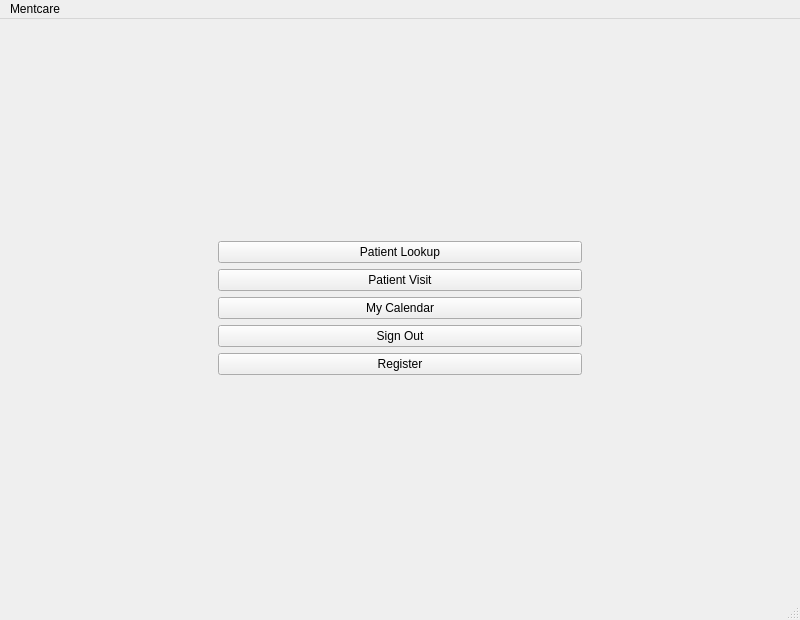
Before: the Qt Designer form mentcare/mainwindow.ui in omansour-se-nyu/Spring2023-Team-1, drawn with Qt 5.
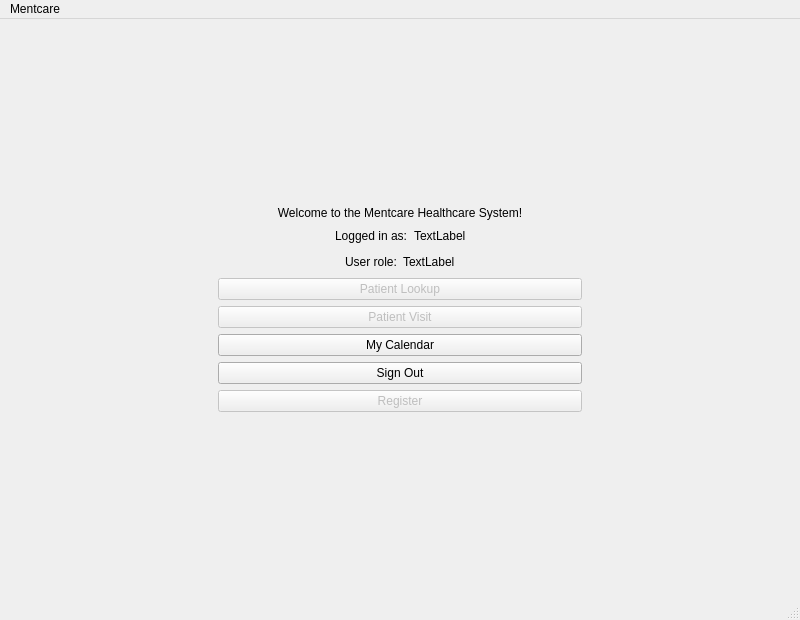
After: the same form once the commit is applied. The open tabs and pages were chosen to show the change.

Commit message: added user roles, updated user adding, preliminary permission barriers

Diff of the .ui file:
```diff
--- a/mentcare/mainwindow.ui
+++ b/mentcare/mainwindow.ui
@@ -813,6 +813,19 @@
       </widget>
       <widget class="QWidget" name="HomePage">
        <layout class="QVBoxLayout" name="verticalLayout_3">
+        <item>
+         <spacer name="verticalSpacer">
+          <property name="orientation">
+           <enum>Qt::Vertical</enum>
+          </property>
+          <property name="sizeHint" stdset="0">
+           <size>
+            <width>20</width>
+            <height>40</height>
+           </size>
+          </property>
+         </spacer>
+        </item>
         <item>
          <layout class="QVBoxLayout" name="verticalLayout">
           <property name="leftMargin">
@@ -821,8 +834,142 @@
           <property name="rightMargin">
            <number>200</number>
           </property>
+          <item>
+           <widget class="QLabel" name="label_28">
+            <property name="sizePolicy">
+             <sizepolicy hsizetype="Minimum" vsizetype="Fixed">
+              <horstretch>0</horstretch>
+              <verstretch>0</verstretch>
+             </sizepolicy>
+            </property>
+            <property name="text">
+             <string>Welcome to the Mentcare Healthcare System!</string>
+            </property>
+            <property name="alignment">
+             <set>Qt::AlignCenter</set>
+            </property>
+           </widget>
+          </item>
+          <item>
+           <layout class="QHBoxLayout" name="horizontalLayout_7">
+            <property name="sizeConstraint">
+             <enum>QLayout::SetDefaultConstraint</enum>
+            </property>
+            <item>
+             <spacer name="horizontalSpacer">
+              <property name="orientation">
+               <enum>Qt::Horizontal</enum>
+              </property>
+              <property name="sizeHint" stdset="0">
+               <size>
+                <width>40</width>
+                <height>20</height>
+               </size>
+              </property>
+             </spacer>
+            </item>
+            <item>
+             <widget class="QLabel" name="label_29">
+              <property name="sizePolicy">
+               <sizepolicy hsizetype="Fixed" vsizetype="Minimum">
+                <horstretch>0</horstretch>
+                <verstretch>0</verstretch>
+               </sizepolicy>
+              </property>
+              <property name="text">
+               <string>Logged in as:</string>
+              </property>
+             </widget>
+            </item>
+            <item>
+             <widget class="QLabel" name="HomePage_UserEmailLabel">
+              <property name="sizePolicy">
+               <sizepolicy hsizetype="Minimum" vsizetype="Minimum">
+                <horstretch>0</horstretch>
+                <verstretch>0</verstretch>
+               </sizepolicy>
+              </property>
+              <property name="text">
+               <string>TextLabel</string>
+              </property>
+             </widget>
+            </item>
+            <item>
+             <spacer name="horizontalSpacer_2">
+              <property name="orientation">
+               <enum>Qt::Horizontal</enum>
+              </property>
+              <property name="sizeHint" stdset="0">
+               <size>
+                <width>40</width>
+                <height>20</height>
+               </size>
+              </property>
+             </spacer>
+            </item>
+           </layout>
+          </item>
+          <item>
+           <layout class="QHBoxLayout" name="horizontalLayout_8">
+            <item>
+             <spacer name="horizontalSpacer_3">
+              <property name="orientation">
+               <enum>Qt::Horizontal</enum>
+              </property>
+              <property name="sizeHint" stdset="0">
+               <size>
+                <width>40</width>
+                <height>20</height>
+               </size>
+              </property>
+             </spacer>
+            </item>
+            <item>
+             <widget class="QLabel" name="label_32">
+              <property name="sizePolicy">
+               <sizepolicy hsizetype="Fixed" vsizetype="Minimum">
+                <horstretch>0</horstretch>
+                <verstretch>0</verstretch>
+               </sizepolicy>
+              </property>
+              <property name="text">
+               <string>User role:</string>
+              </property>
+             </widget>
+            </item>
+            <item>
+             <widget class="QLabel" name="HomePage_UserRoleLabel">
+              <property name="sizePolicy">
+               <sizepolicy hsizetype="Minimum" vsizetype="Minimum">
+                <horstretch>0</horstretch>
+                <verstretch>0</verstretch>
+               </sizepolicy>
+              </property>
+              <property name="text">
+               <string>TextLabel</string>
+              </property>
+             </widget>
+            </item>
+            <item>
+             <spacer name="horizontalSpacer_4">
+              <property name="orientation">
+               <enum>Qt::Horizontal</enum>
+              </property>
+              <property name="sizeHint" stdset="0">
+               <size>
+                <width>40</width>
+                <height>20</height>
+               </size>
+              </property>
+             </spacer>
+            </item>
+           </layout>
+          </item>
           <item>
            <widget class="QPushButton" name="patientLookupButton">
+            <property name="enabled">
+             <bool>false</bool>
+            </property>
             <property name="text">
              <string>Patient Lookup</string>
             </property>
@@ -830,6 +977,9 @@
           </item>
           <item>
            <widget class="QPushButton" name="HomePage_ToPatientVisit_Button">
+            <property name="enabled">
+             <bool>false</bool>
+            </property>
             <property name="text">
              <string>Patient Visit</string>
             </property>
@@ -837,6 +987,9 @@
           </item>
           <item>
            <widget class="QPushButton" name="HomePage_toCalendar_Button">
+            <property name="enabled">
+             <bool>true</bool>
+            </property>
             <property name="sizePolicy">
              <sizepolicy hsizetype="Minimum" vsizetype="Fixed">
               <horstretch>0</horstretch>
@@ -857,6 +1010,9 @@
           </item>
           <item>
            <widget class="QPushButton" name="HomePage_ToRegisterPage_Button">
+            <property name="enabled">
+             <bool>false</bool>
+            </property>
             <property name="text">
              <string>Register</string>
             </property>
@@ -864,6 +1020,19 @@
           </item>
          </layout>
         </item>
+        <item>
+         <spacer name="verticalSpacer_2">
+          <property name="orientation">
+           <enum>Qt::Vertical</enum>
+          </property>
+          <property name="sizeHint" stdset="0">
+           <size>
+            <width>20</width>
+            <height>40</height>
+           </size>
+          </property>
+         </spacer>
+        </item>
        </layout>
       </widget>
       <widget class="QWidget" name="PatientVisitPage">
```
Left out of the diff: 76 changed lines with no effect on the pictures. The commit also changes 6 other files.
